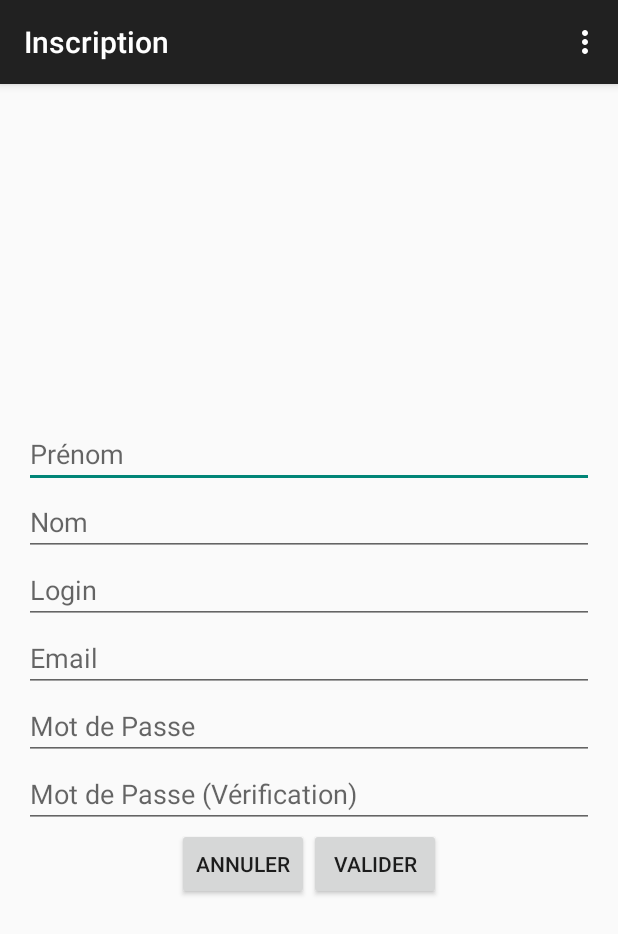
After one commit to jochy/CampUs, an Android app: the RegisterActivity screen opened directly, with no data from a screen before it, on a phone screen of 412 x 824 dp. The commit adds this screen. Shown: the top 934 px of the screen. Run offline under Robolectric (Android 15) with nearby library versions, the phone set to English and light mode, and no system bars.

Commit message:
Ajout de nouvelles activités + Vues associées

```diff
--- /dev/null
+++ b/app/src/main/java/campus/m2dl/ane/campus/RegisterActivity.java
@@ -0,0 +1,44 @@
+package campus.m2dl.ane.campus;
+
+import android.os.Bundle;
+import android.support.v7.app.AppCompatActivity;
+import android.view.Menu;
+import android.view.MenuItem;
+import android.view.View;
+
+public class RegisterActivity extends AppCompatActivity {
+
+    @Override
+    protected void onCreate(Bundle savedInstanceState) {
+        super.onCreate(savedInstanceState);
+        setContentView(R.layout.activity_register);
+    }
+
+    @Override
+    public boolean onCreateOptionsMenu(Menu menu) {
+        // Inflate the menu; this adds items to the action bar if it is present.
+        getMenuInflater().inflate(R.menu.menu_register, menu);
+        return true;
+    }
+
+
+    public void cancelButton(View view)
+    {
+        this.finish();
+    }
+
+    @Override
+    public boolean onOptionsItemSelected(MenuItem item) {
+        // Handle action bar item clicks here. The action bar will
+        // automatically handle clicks on the Home/Up button, so long
+        // as you specify a parent activity in AndroidManifest.xml.
+        int id = item.getItemId();
+
+        //noinspection SimplifiableIfStatement
+        if (id == R.id.action_settings) {
+            return true;
+        }
+
+        return super.onOptionsItemSelected(item);
+    }
+}
--- /dev/null
+++ b/app/src/main/res/layout/activity_register.xml
@@ -0,0 +1,84 @@
+<RelativeLayout xmlns:android="http://schemas.android.com/apk/res/android"
+    xmlns:tools="http://schemas.android.com/tools" android:layout_width="match_parent"
+    android:layout_height="match_parent" android:paddingLeft="@dimen/activity_horizontal_margin"
+    android:paddingRight="@dimen/activity_horizontal_margin"
+    android:paddingTop="@dimen/activity_vertical_margin"
+    android:paddingBottom="@dimen/activity_vertical_margin"
+    tools:context="campus.m2dl.ane.campus.RegisterActivity">
+
+    <LinearLayout
+        android:orientation="vertical"
+        android:layout_width="match_parent"
+        android:layout_height="match_parent"
+        android:gravity="center"
+        android:layout_alignParentTop="true"
+        android:layout_alignParentLeft="true"
+        android:layout_alignParentStart="true">
+
+        <EditText
+            android:layout_width="match_parent"
+            android:layout_height="wrap_content"
+            android:id="@+id/firstnameField"
+            android:hint="Prénom"
+            android:inputType="textPersonName"
+            android:layout_gravity="center_horizontal" />
+
+        <EditText
+            android:layout_width="match_parent"
+            android:layout_height="wrap_content"
+            android:id="@+id/lastnameField"
+            android:inputType="textPersonName"
+            android:hint="Nom"
+            android:layout_gravity="center_horizontal" />
+
+        <EditText
+            android:layout_width="match_parent"
+            android:layout_height="wrap_content"
+            android:inputType="textPersonName"
+            android:hint="Login"
+            android:id="@+id/loginField" />
+
+        <EditText
+            android:layout_width="match_parent"
+            android:layout_height="wrap_content"
+            android:inputType="textEmailAddress"
+            android:hint="Email"
+            android:id="@+id/emailField"
+            android:layout_gravity="center_horizontal" />
+
+        <EditText
+            android:layout_width="match_parent"
+            android:layout_height="wrap_content"
+            android:inputType="textPassword"
+            android:hint="Mot de Passe"
+            android:id="@+id/password1Field" />
+
+        <EditText
+            android:layout_width="match_parent"
+            android:layout_height="wrap_content"
+            android:inputType="textPassword"
+            android:hint="Mot de Passe (Vérification)"
+            android:id="@+id/password2Field" />
+
+        <LinearLayout
+            android:orientation="horizontal"
+            android:layout_width="match_parent"
+            android:layout_height="wrap_content"
+            android:gravity="center"
+            android:onClick="cancelButton">
+
+            <Button
+                android:layout_width="wrap_content"
+                android:layout_height="wrap_content"
+                android:text="Annuler"
+                android:id="@+id/cancelButton" />
+
+            <Button
+                android:layout_width="wrap_content"
+                android:layout_height="wrap_content"
+                android:text="Valider"
+                android:layout_alignParentRight="true"
+                android:id="@+id/validateButton" />
+        </LinearLayout>
+    </LinearLayout>
+</RelativeLayout>
--- /dev/null
+++ b/app/src/main/res/menu/menu_register.xml
@@ -0,0 +1,7 @@
+<menu xmlns:android="http://schemas.android.com/apk/res/android"
+    xmlns:app="http://schemas.android.com/apk/res-auto"
+    xmlns:tools="http://schemas.android.com/tools"
+    tools:context="campus.m2dl.ane.campus.RegisterActivity">
+    <item android:id="@+id/action_settings" android:title="@string/action_settings"
+        android:orderInCategory="100" app:showAsAction="never" />
+</menu>
--- a/app/src/main/res/values/strings.xml
+++ b/app/src/main/res/values/strings.xml
@@ -3,4 +3,8 @@
 
     <string name="hello_world">Hello world!</string>
     <string name="action_settings">Settings</string>
+    <string name="title_activity_login">Connexion</string>
+    <string name="title_activity_register">Inscription</string>
+    <string name="title_activity_marker_information">Information</string>
+    <string name="title_activity_tag_creation">TagCreationActivity</string>
 </resources>
```
Also changed, not shown: app/src/main/AndroidManifest.xml (+28 -8 lines), app/src/main/java/campus/m2dl/ane/campus/CampUsActivity.java (+9 -19 lines), app/src/main/java/campus/m2dl/ane/campus/LoginActivity.java (added, +55 -0 lines), app/src/main/java/campus/m2dl/ane/campus/MarkerInfoActivity.java (added, +37 -0 lines), app/src/main/java/campus/m2dl/ane/campus/TagCreationActivity.java (added, +37 -0 lines), app/src/main/res/layout/activity_camp_us.xml (+10 -4 lines), app/src/main/res/layout/activity_login.xml (added, +51 -0 lines), app/src/main/res/layout/activity_marker_information.xml (added, +73 -0 lines), app/src/main/res/layout/activity_tag_creation.xml (added, +68 -0 lines), app/src/main/res/menu/menu_login.xml (added, +7 -0 lines), app/src/main/res/menu/menu_marker_information.xml (added, +7 -0 lines), app/src/main/res/menu/menu_tag_creation.xml (added, +7 -0 lines), app/src/main/res/drawable-nodpi/imagedefault.png (added), app/src/main/res/drawable/takepicture.png (added), 1 other file.
